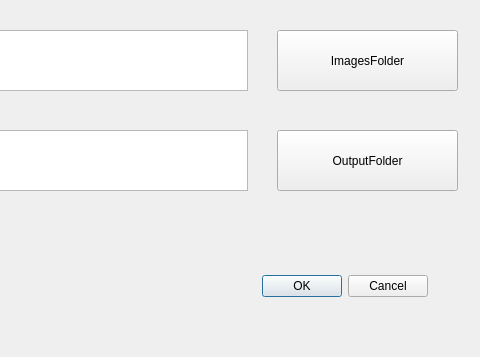
Above: qtImageSelector/qtImageSelector/inputprompt.ui from XapaJIaMnu/imageSelector before the change; both pictures show x 333 to 813 and y 0 to 357 of the 813 by 357 pixel window. Below: the same form after it.
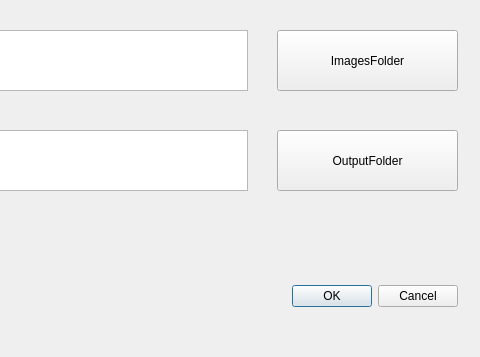
That is the form after the change.

Commit message: Fix file dialogs not working

The edit to the form file:
```diff
--- a/qtImageSelector/qtImageSelector/inputprompt.ui
+++ b/qtImageSelector/qtImageSelector/inputprompt.ui
@@ -16,8 +16,8 @@
   <widget class="QDialogButtonBox" name="buttonBox">
    <property name="geometry">
     <rect>
-     <x>510</x>
-     <y>270</y>
+     <x>540</x>
+     <y>280</y>
      <width>251</width>
      <height>32</height>
     </rect>
```
Left out of the diff: 16 changed lines with no effect on the pictures. The commit also changes 4 other files.
